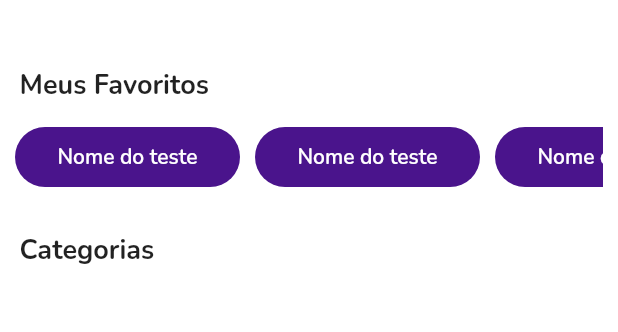
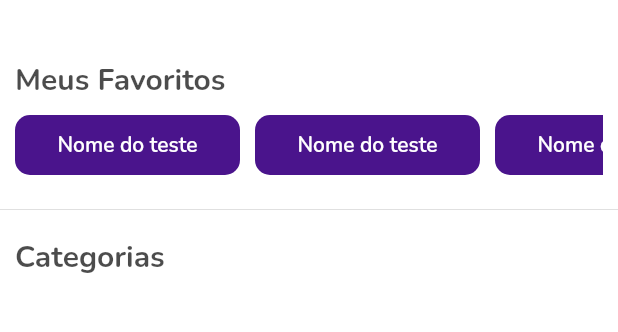
Before and after one commit to aquinoartur/fisio_app, a Flutter app: the HomeScreen screen opened directly, on a phone screen of 412 x 824 dp, the part 62-394 px from its top. Run offline on Flutter 3.47's test engine with Material 2 defaults, Android fonts, the phone set to English and light mode, and no system bars; drawn by our look-alikes of google_mobile_ads; our stand-ins replace cloud_firestore, firebase_core, google_fonts, rive; missing offline and left inert: flutter_card_swipper; accounts and stored records are empty; network calls fail; statements that could not run were skipped.

Commit message:
04/06/21

```diff
--- a/lib/screens/home_screen.dart
+++ b/lib/screens/home_screen.dart
@@ -8,7 +8,6 @@ import 'package:fisio_app/widgets/title_t1_widget.dart';
 import 'package:flutter/material.dart';
 import 'package:google_mobile_ads/google_mobile_ads.dart';
 import 'package:provider/provider.dart';
-import 'dart:math';
 
 class HomeScreen extends StatefulWidget {
   @override
@@ -54,6 +53,7 @@ class _HomeScreenState extends State<HomeScreen> {
         body: Column(
           crossAxisAlignment: CrossAxisAlignment.start,
           children: [
+            SizedBox(height: 15,),
             titleT1Widget("Meus Favoritos"),
             Container(
               height: 40,
@@ -68,16 +68,19 @@ class _HomeScreenState extends State<HomeScreen> {
                   return Container(
                     alignment: Alignment.center,
                     decoration: BoxDecoration(
-                      borderRadius: BorderRadius.circular(20),
+                      borderRadius: BorderRadius.circular(10),
                       color: primaryColor,
+                      //border: Border.all(color: primaryColor, width: 2)
                     ),
                     width: 150,
-                    child: Text("Nome do teste", style: TextStyles.t2,),
+                    child: Text("Nome do teste", style: TextStyles.t3,),
                   );
                 },
                 itemCount: 10,
               ),
             ),
+            SizedBox(height: 15),
+            Divider(),
             titleT1Widget("Categorias"),
             Expanded(
               flex: 2,
@@ -101,9 +104,9 @@ class _HomeScreenState extends State<HomeScreen> {
                             gridDelegate:
                                 SliverGridDelegateWithFixedCrossAxisCount(
                                     crossAxisCount: 2,
-                                    crossAxisSpacing: 2,
-                                    mainAxisSpacing: 2,
-                                    childAspectRatio: 2.5),
+                                    crossAxisSpacing: 5,
+                                    mainAxisSpacing: 5,
+                                    childAspectRatio: 1.8),
                             padding: EdgeInsets.only(
                                 top: 0, left: 10, bottom: 10, right: 10),
                             shrinkWrap: true,
--- a/lib/text_styles/text_styles.dart
+++ b/lib/text_styles/text_styles.dart
@@ -5,14 +5,26 @@ import 'package:google_fonts/google_fonts.dart';
 class TextStyles {
 
   static final TextStyle t1 = GoogleFonts.nunito(
-    color: Colors.black87,
-    fontSize: 18,
+    color: Colors.black87.withOpacity(.7),
+    fontSize: 20,
     fontWeight: FontWeight.bold,
   );
 
   static final TextStyle t2 = GoogleFonts.nunito(
     color: Colors.white,
+    fontWeight: FontWeight.w700,
+    fontSize: 15,
+  );
+
+  static final TextStyle t3 = GoogleFonts.nunito(
+    color: Colors.white,
     fontWeight: FontWeight.w600,
     fontSize: 14,
   );
+
+  static final TextStyle t4 = GoogleFonts.nunito(
+    color: Colors.black87.withOpacity(.7),
+    fontWeight: FontWeight.w600,
+    fontSize: 16,
+  );
 }
--- a/lib/widgets/title_t1_widget.dart
+++ b/lib/widgets/title_t1_widget.dart
@@ -3,7 +3,7 @@ import 'package:flutter/material.dart';
 
 Widget titleT1Widget (String string){
   return Padding(
-    padding: EdgeInsets.fromLTRB(13, 30, 10, 15),
+    padding: EdgeInsets.fromLTRB(10, 10, 10, 10),
     child: Text(
       string,
       textAlign: TextAlign.start,
```
Also changed, not shown: lib/screens/category_screen.dart (+56 -89 lines), lib/screens/login_screen.dart (+12 -2 lines), lib/widgets/animation_rive_2_widget.dart (added, +22 -0 lines), lib/widgets/card_info_widget.dart (+12 -14 lines), lib/widgets/card_test_widget.dart (added, +59 -0 lines), lib/widgets/card_tile_category_screen.dart (added, +14 -0 lines), 2 other files.
